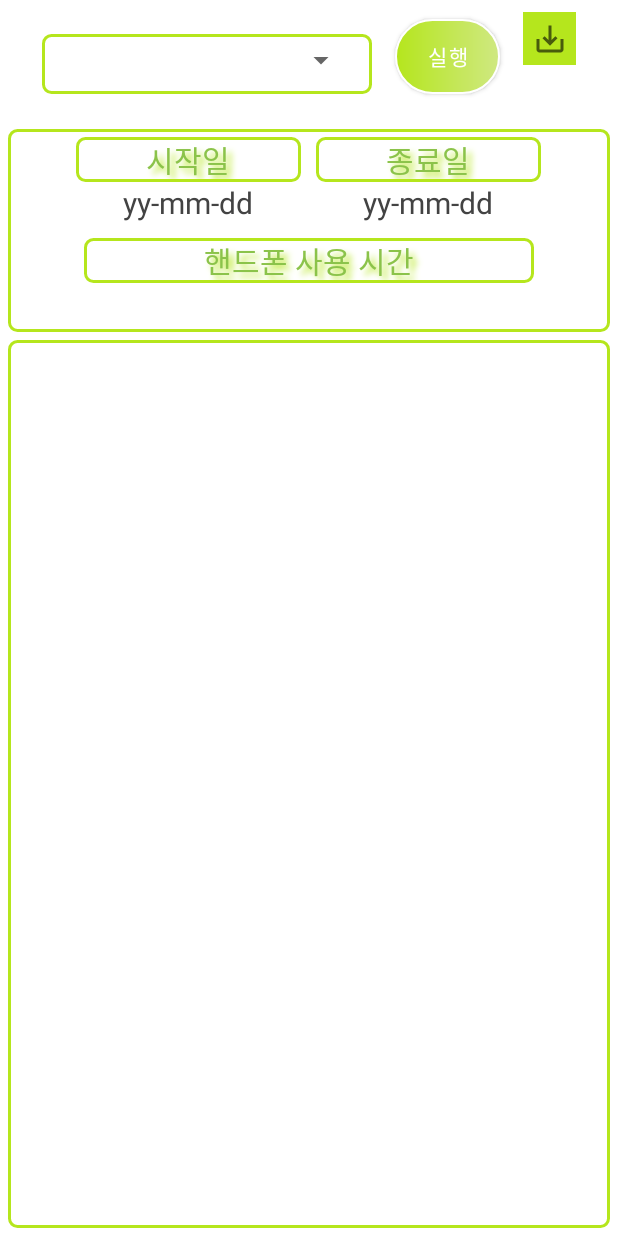
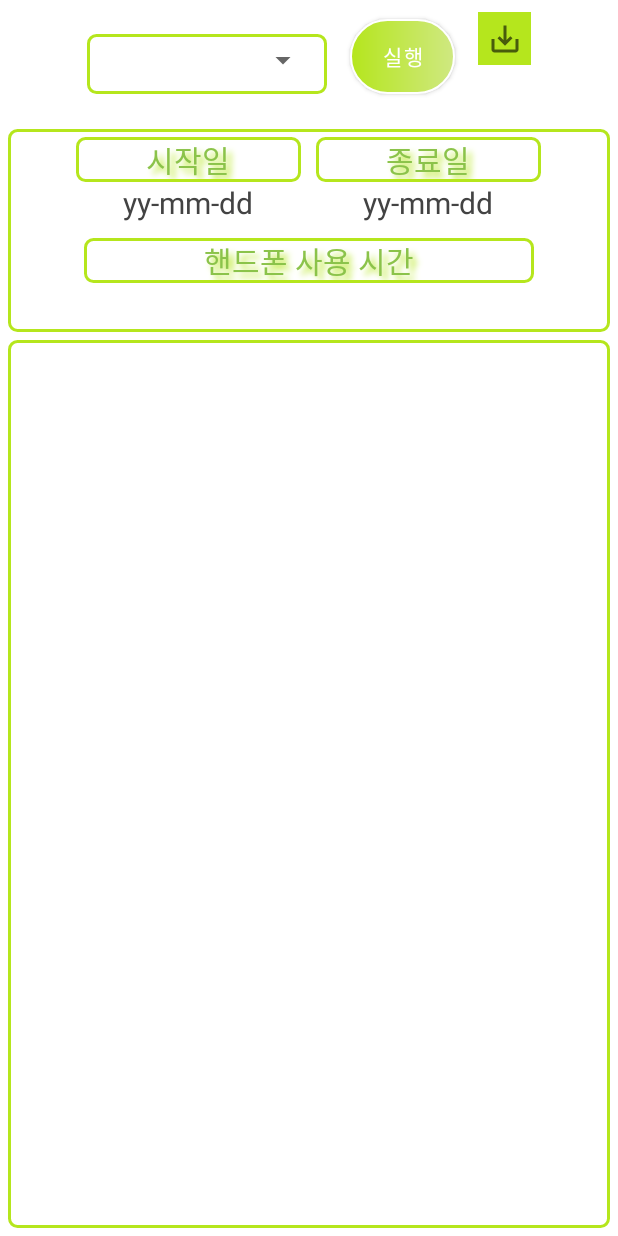
Before and after one commit to kshhub/BenchMark, an Android app: the layout activity_user.xml on its own in the app's theme, with its tools: preview values and no code run, on a phone screen of 412 x 824 dp. Run offline under Robolectric (Android 15) with nearby library versions, the phone set to English and light mode, and no system bars; plain views replace AwesomeSpinner.

Commit message:
period and ui

```diff
--- a/app/src/main/java/esos/MobiBench/UserPatternAnalysis/UserActivity.kt
+++ b/app/src/main/java/esos/MobiBench/UserPatternAnalysis/UserActivity.kt
@@ -40,7 +40,7 @@ class UserActivity : AppCompatActivity() {
     var mes:String = ""
 
     private val selectItems = arrayOf("1-Day","2-Day","3-Day","4-Day","5-Day","6-Day",
-        "1-Week","2-Week","3-Week", "1-Month", "2-Month", "3-Month", "1-Year")
+        "1-Week","2-Week","3-Week", "1-Month", "2-Month", "3-Month")
 
     override fun onCreate(savedInstanceState: Bundle?) {
         super.onCreate(savedInstanceState)
@@ -138,9 +138,6 @@ class UserActivity : AppCompatActivity() {
                 11 -> {
                     begin = "3-Month"
                 }
-                12 -> {
-                    begin = "1-Year"
-                }
             }
         }
 
@@ -160,7 +157,6 @@ class UserActivity : AppCompatActivity() {
             "1-Month" -> beginDay=30
             "2-Month" -> beginDay=60
             "3-Month" -> beginDay=90
-            "1-Year" -> beginDay=365
         }
     }
 
--- a/app/src/main/res/layout/activity_user.xml
+++ b/app/src/main/res/layout/activity_user.xml
@@ -17,7 +17,7 @@
         android:orientation="horizontal">
 
         <LinearLayout
-            android:layout_width="220dp"
+            android:layout_width="160dp"
             android:layout_height="40dp"
             android:layout_marginEnd="10dp"
             android:layout_marginRight="10dp"
@@ -26,7 +26,7 @@
 
             <com.isapanah.awesomespinner.AwesomeSpinner
                 android:id="@+id/spinner"
-                android:layout_width="200dp"
+                android:layout_width="150dp"
                 android:layout_height="35dp"
                 android:layout_gravity="center" />
 
```
